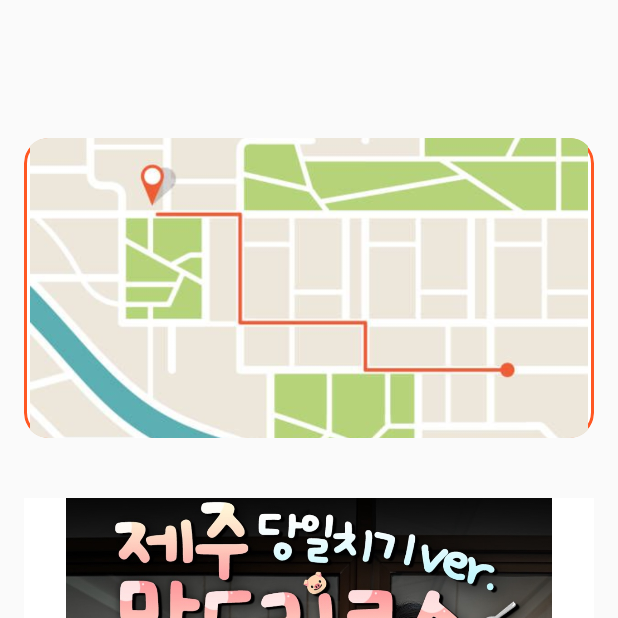
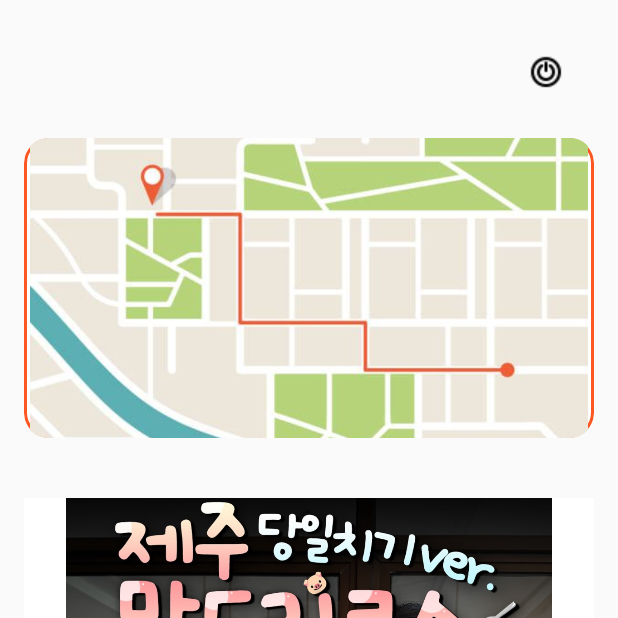
Before and after one commit to DesignTrip1/login, an Android app: the MainActivity screen opened directly, with no data from a screen before it, on a phone screen of 412 x 824 dp, the top half of it. Run offline under Robolectric (Android 15) with nearby library versions, the phone set to English and light mode, and no system bars.

Commit message:
메인화면에 로그아웃 기능 및 버튼 추가

```diff
--- a/app/src/main/java/com/example/design/MainActivity.java
+++ b/app/src/main/java/com/example/design/MainActivity.java
@@ -1,36 +1,35 @@
 package com.example.design;
 
 import android.content.Intent;
+import android.content.SharedPreferences;
 import android.os.Bundle;
 import android.widget.ImageButton;
 import android.widget.ImageView;
 import android.widget.LinearLayout;
 import android.widget.Toast;
 
+import androidx.appcompat.app.AlertDialog;
 import androidx.appcompat.app.AppCompatActivity;
 import androidx.viewpager2.widget.ViewPager2;
 
 import com.example.design.community.CommunityActivity;
 import com.example.design.group.GroupActivity;
-import com.example.design.recommend.MainImageSliderAdapter; // MainImageSliderAdapter 임포트
+import com.example.design.recommend.MainImageSliderAdapter;
 import com.example.design.roulette.RouletteActivity;
-// import com.example.design.roulette.RouletteData; // 이 액티비티에서는 더 이상 직접 RouletteData 사용 안함
-import com.example.design.recommend.FullscreenSliderActivity; // FullscreenSliderActivity 임포트 ⭐
+import com.example.design.recommend.FullscreenSliderActivity;
 import com.example.design.schedule.PlanActivity;
 
 import java.util.ArrayList;
-import java.util.Arrays; // Arrays.asList() 사용을 위해 추가
-import java.util.HashMap; // HashMap 사용을 위해 추가
+import java.util.Arrays;
+import java.util.HashMap;
 import java.util.List;
-import java.util.Map; // Map 사용을 위해 추가
+import java.util.Map;
 
 public class MainActivity extends AppCompatActivity {
 
     private ViewPager2 viewPager;
     private MainImageSliderAdapter mainImageSliderAdapter;
     private LinearLayout indicatorLayout;
-
-    // ⭐ 메인 슬라이드 이미지 ID와 해당 이미지에 대한 '관련 사진' 리스트를 매핑하는 맵 ⭐
     private Map<Integer, List<Integer>> relatedImagesMap;
 
     @Override
@@ -42,66 +41,47 @@ public class MainActivity extends AppCompatActivity {
         viewPager = findViewById(R.id.viewPager);
         indicatorLayout = findViewById(R.id.indicatorLayout);
 
-        // --- 메인 슬라이더 데이터 및 관련 이미지 설정 ---
-        // 1. 메인 슬라이더에 표시할 이미지 리스트
+        // 메인 슬라이더 데이터 및 관련 이미지 설정
         List<Integer> mainSliderImages = new ArrayList<>();
         mainSliderImages.add(R.drawable.mainslide_jeju);
         mainSliderImages.add(R.drawable.mainslide_busan);
         mainSliderImages.add(R.drawable.mainslide_jeonju);
-        // 필요한 경우 더 많은 메인 슬라이더 이미지 추가 (예: R.drawable.seoul, R.drawable.gangwon 등)
 
-        // 2. 각 메인 슬라이더 이미지에 대한 '관련 사진' 리스트 정의
-        // 이 부분은 사용자가 직접 어떤 사진들을 보여주고 싶은지 설정해야 합니다.
         relatedImagesMap = new HashMap<>();
-        // 제주도 관련 이미지들
         relatedImagesMap.put(R.drawable.mainslide_jeju, Arrays.asList(
-                R.drawable.mainslide_jeju,   // res/drawable 에 추가해야 할 이미지들
+                R.drawable.mainslide_jeju,
                 R.drawable.mainslide_jeju1,
                 R.drawable.mainslide_jeju2
-                // 더 많은 제주도 관련 이미지 추가
         ));
-        // 부산 관련 이미지들
         relatedImagesMap.put(R.drawable.mainslide_busan, Arrays.asList(
                 R.drawable.mainslide_busan,
                 R.drawable.mainslide_busan1,
                 R.drawable.mainslide_busan2
-                // 더 많은 부산 관련 이미지 추가
         ));
-        // 전주 관련 이미지들
         relatedImagesMap.put(R.drawable.mainslide_jeonju, Arrays.asList(
                 R.drawable.mainslide_jeonju,
                 R.drawable.mainslide_jeonju1,
                 R.drawable.mainslide_jeonju2
-                // 더 많은 전주 관련 이미지 추가
         ));
-        // ⭐ 이 이미지들은 모두 res/drawable 폴더에 존재해야 합니다. ⭐
 
-        // MainImageSliderAdapter 초기화 (단순 이미지 리스트 전달)
         mainImageSliderAdapter = new MainImageSliderAdapter(this, mainSliderImages);
         viewPager.setAdapter(mainImageSliderAdapter);
 
-        // MainImageSliderAdapter의 클릭 리스너 설정
-        mainImageSliderAdapter.setOnImageClickListener((clickedImageResId, position) -> { // ⭐ 변경 ⭐
-            // 클릭된 이미지에 해당하는 관련 이미지 리스트를 가져옴
+        mainImageSliderAdapter.setOnImageClickListener((clickedImageResId, position) -> {
             List<Integer> imagesToShowInFullscreen = relatedImagesMap.get(clickedImageResId);
 
             if (imagesToShowInFullscreen != null && !imagesToShowInFullscreen.isEmpty()) {
                 Intent intent = new Intent(MainActivity.this, FullscreenSliderActivity.class);
-                // 관련 이미지 리스트를 Intent에 담아 FullscreenSliderActivity로 전달
                 intent.putIntegerArrayListExtra("imageList", new ArrayList<>(imagesToShowInFullscreen));
-                // 클릭된 이미지가 relatedImagesMap의 첫 번째 이미지와 일치한다면, 시작 위치는 0
-                // 아니면 relatedImagesMap.get(clickedImageResId).indexOf(clickedImageResId) 등으로 조정 가능하지만
-                // 일반적으로 전체 화면 슬라이더는 첫 이미지부터 보여주는 경우가 많으므로 0으로 설정
-                intent.putExtra("currentPosition", 0); // FullscreenSliderActivity의 시작 위치
+                intent.putExtra("currentPosition", 0);
                 startActivity(intent);
                 Toast.makeText(MainActivity.this, "슬라이드 클릭: " + clickedImageResId, Toast.LENGTH_SHORT).show();
             } else {
                 Toast.makeText(MainActivity.this, "관련 이미지가 없습니다.", Toast.LENGTH_SHORT).show();
             }
         });
-        // --- 수정 끝 ---
 
-        setupIndicators(mainSliderImages.size()); // 메인 슬라이더 이미지 크기 반영
+        setupIndicators(mainSliderImages.size());
 
         viewPager.registerOnPageChangeCallback(new ViewPager2.OnPageChangeCallback() {
             @Override
@@ -127,6 +107,10 @@ public class MainActivity extends AppCompatActivity {
         btnCommunity.setOnClickListener(v -> startActivity(new Intent(this, CommunityActivity.class)));
         btnRoulette.setOnClickListener(v -> startActivity(new Intent(this, RouletteActivity.class)));
         btnGroup.setOnClickListener(v -> startActivity(new Intent(this, GroupActivity.class)));
+
+        // 로그아웃 버튼 클릭 처리 ⭐ 추가 부분 ⭐
+        ImageButton btnLogout = findViewById(R.id.btnLogout);
+        btnLogout.setOnClickListener(v -> showLogoutDialog());
     }
 
     private void setupIndicators(int count) {
@@ -160,4 +144,26 @@ public class MainActivity extends AppCompatActivity {
             }
         }
     }
+
+    // ⭐ 로그아웃 다이얼로그 및 기능 ⭐
+    private void showLogoutDialog() {
+        new AlertDialog.Builder(this)
+                .setTitle("로그아웃")
+                .setMessage("정말 로그아웃 하시겠습니까?")
+                .setPositiveButton("확인", (dialog, which) -> logout())
+                .setNegativeButton("취소", null)
+                .show();
+    }
+
+    private void logout() {
+        SharedPreferences sharedPreferences = getSharedPreferences("MyPrefs", MODE_PRIVATE);
+        SharedPreferences.Editor editor = sharedPreferences.edit();
+        editor.putBoolean("isLoggedIn", false);
+        editor.apply();
+
+        Intent intent = new Intent(MainActivity.this, com.example.design.login.LoginActivity.class);
+        intent.setFlags(Intent.FLAG_ACTIVITY_NEW_TASK | Intent.FLAG_ACTIVITY_CLEAR_TASK);
+        startActivity(intent);
+        finish();
+    }
 }
--- a/app/src/main/res/layout/activity_main.xml
+++ b/app/src/main/res/layout/activity_main.xml
@@ -7,6 +7,19 @@
     android:layout_height="match_parent"
     android:padding="16dp"
     tools:context=".MainActivity">
+
+    <!-- 로그아웃 -->
+    <ImageButton
+        android:id="@+id/btnLogout"
+        android:layout_width="48dp"
+        android:layout_height="48dp"
+        android:layout_margin="8dp"
+        android:src="@drawable/bt_logout"
+        android:contentDescription="로그아웃"
+        android:background="@android:color/transparent"
+        android:scaleType="centerInside"
+        app:layout_constraintTop_toTopOf="parent"
+        app:layout_constraintEnd_toEndOf="parent" />
 
     <!-- 지도 이미지 -->
     <ImageView
```
Also changed, not shown: app/src/main/res/drawable/bt_logout.png (added).
